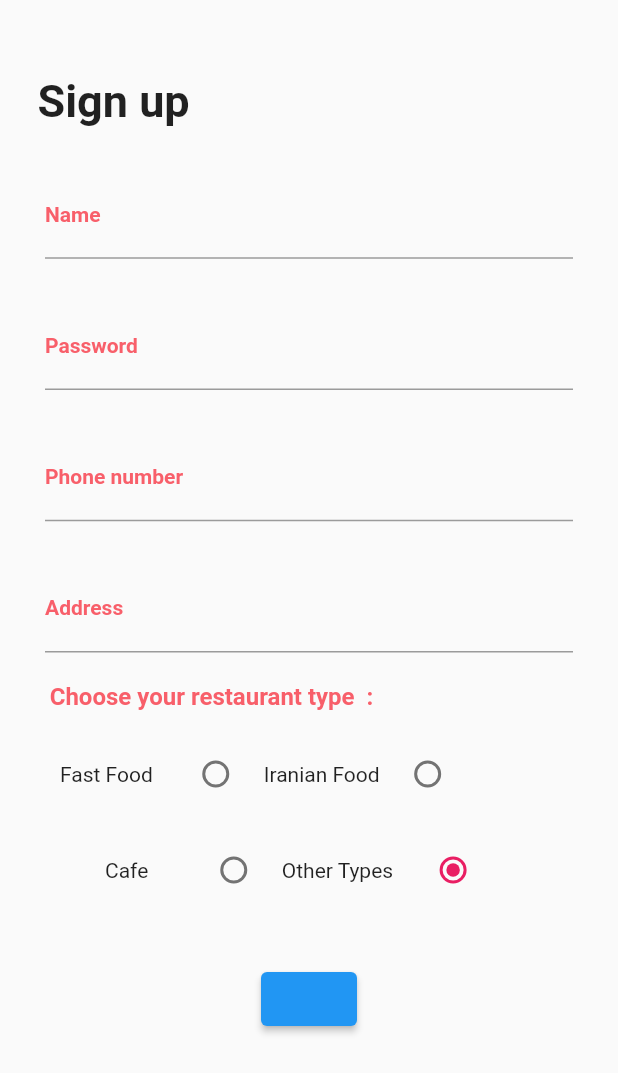
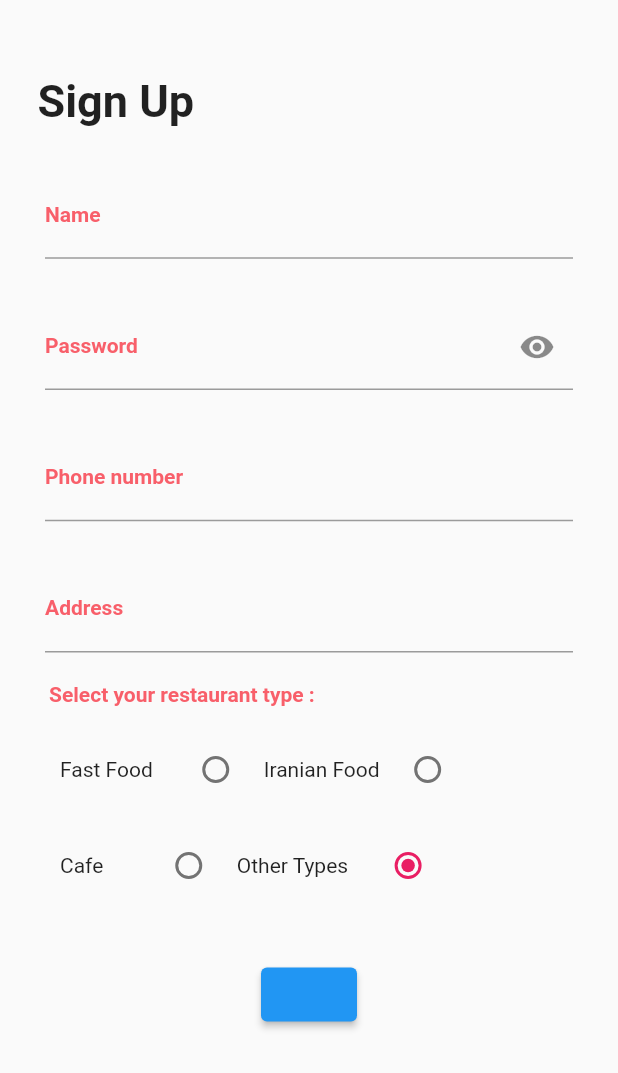
Before and after one commit to amir-r-z-a/chf-restaurant-App, a Flutter app: the screen it shows after launch, on a phone screen of 412 x 824 dp. Shown: the top 1073 px of the screen. Run offline on Flutter 3.47's test engine with Material 2 defaults, Android fonts, the phone set to English and light mode, and no system bars; missing offline and left inert: dart:html.

Commit message:
hide/show password

```diff
--- a/lib/Screens/SignUpScreen.dart
+++ b/lib/Screens/SignUpScreen.dart
@@ -1,4 +1,5 @@
 import 'package:chfrestaurant/Common/Text/MyTextFormField.dart';
+import 'package:chfrestaurant/Common/Text/TitleText.dart';
 import 'package:flutter/cupertino.dart';
 import 'package:flutter/material.dart';
 
@@ -9,7 +10,7 @@ class SignUpScreen extends StatefulWidget {
 class _SignUpScreenState extends State<SignUpScreen> {
   var _formkey = GlobalKey<FormState>();
   int selectedRadio;
-
+  bool _isObscure = true ;
   setSelectedRadio(int val) {
     setState(() {
       selectedRadio = val;
@@ -34,7 +35,7 @@ class _SignUpScreenState extends State<SignUpScreen> {
                   child: Row(
                     children: [
                       Text(
-                        "Sign up",
+                        "Sign Up",
                         style: TextStyle(
                             fontSize: 30, fontWeight: FontWeight.bold),
                       ),
@@ -52,7 +53,16 @@ class _SignUpScreenState extends State<SignUpScreen> {
                       ),
                       Padding(padding: EdgeInsets.all(15)),
                       TextFormField(
+                        obscureText: _isObscure,
                         decoration: InputDecoration(
+                          suffixIcon: IconButton(
+                            onPressed:() {
+                              setState(() {
+                                _isObscure = !_isObscure;
+                              });
+                            },
+                            icon: Icon(_isObscure ? Icons.visibility : Icons.visibility_off),
+                          ),
                           labelText: "Password",
                           labelStyle: TextStyle(
                               fontSize: 14,
@@ -76,14 +86,9 @@ class _SignUpScreenState extends State<SignUpScreen> {
                         hint: "your Address",
                       ),
                       Container(
-                          margin: EdgeInsets.fromLTRB(0, 20,130, 0),
-                          child: Text(
-                            "Choose your restaurant type  :",
-                            style: TextStyle(
-                                color: Color.fromRGBO(248, 95, 106, 1),
-                                fontSize: 16,
-                                fontWeight: FontWeight.bold),
-                          )),
+                          margin: EdgeInsets.fromLTRB(0, 20,166, 0),
+                          child: TitleText("Select your restaurant type : ",)
+                      ),
                       Container(
                         margin: EdgeInsets.only(top: 10),
                         child: Row(
@@ -120,7 +125,7 @@ class _SignUpScreenState extends State<SignUpScreen> {
                         ),
                       ),
                       Container(
-                        margin: EdgeInsets.only(left: 30),
+                        margin: EdgeInsets.only(right: 10),
                         child: Row(
                           //mainAxisAlignment: MainAxisAlignment.center,
                           children: [
@@ -165,7 +170,6 @@ class _SignUpScreenState extends State<SignUpScreen> {
                     if(_formkey.currentState.validate()){
                       setState(() {
                         _formkey.currentState.save();
-
                       });
                     }
                 },
```
